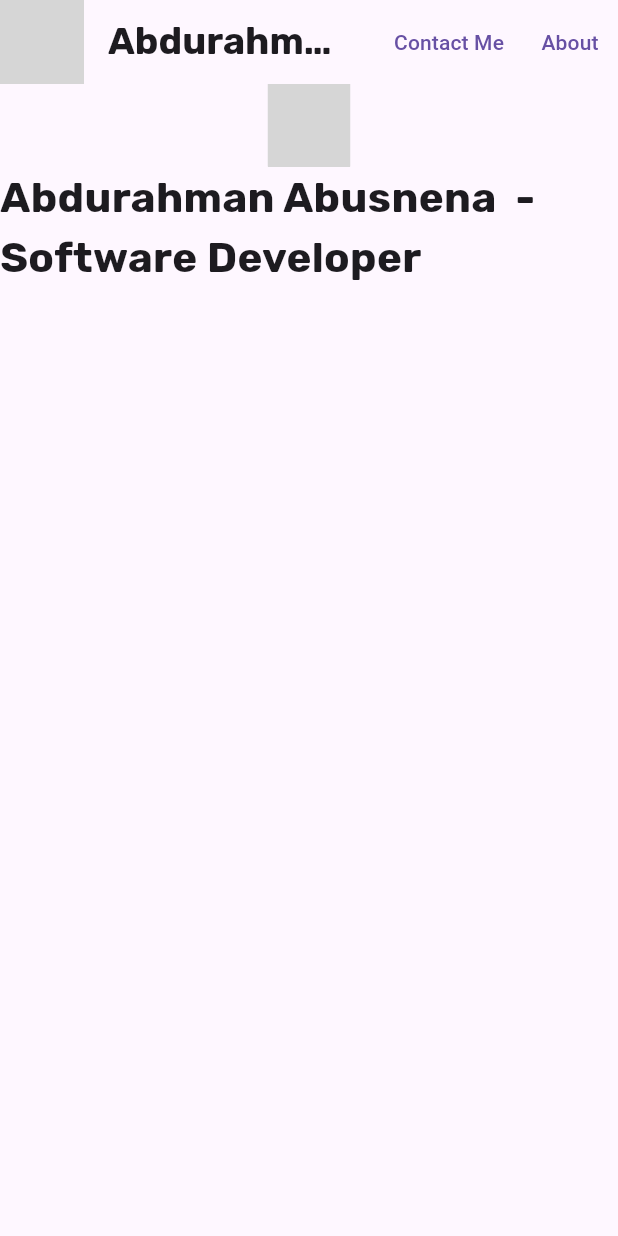
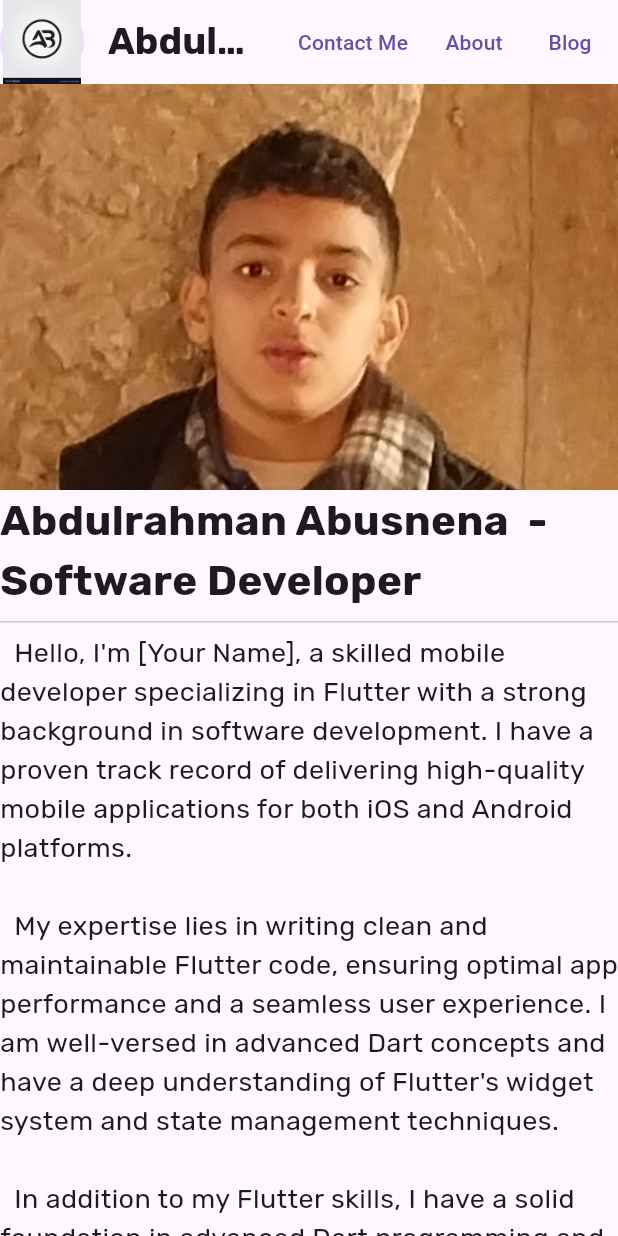
Before and after one commit to AbdulrahmanAbusnena/abdul-portofolio, a Flutter app: the screen it shows after launch, on a phone screen of 412 x 824 dp. Run offline on Flutter 3.47's test engine with Material 3 defaults, Android fonts, the phone set to English and light mode, and no system bars; our stand-ins replace google_fonts; grey boxes are pictures that could not be loaded.

Commit message:
git commit

```diff
--- a/lib/homepage.dart
+++ b/lib/homepage.dart
@@ -1,7 +1,9 @@
 import 'package:flutter/material.dart';
+//import 'package:abdul/main.dart';
+import 'package:google_fonts/google_fonts.dart';
+import 'package:abdul/overview.dart';
 
-import 'package:google_fonts/google_fonts.dart';
-import 'package:flutter_svg/flutter_svg.dart';
+// import 'package:flutter_svg/flutter_svg.dart';
 
 class HomePage extends StatefulWidget {
   const HomePage({super.key});
@@ -11,7 +13,7 @@ class HomePage extends StatefulWidget {
 }
 
 class _HomePageState extends State<HomePage> {
-  final name = 'Abdurahman Abusnena';
+  final name = 'Abdulrahman Abusnena';
   final jobTitle = 'Software Developer';
 
   final intro = '';
@@ -28,51 +30,67 @@ class _HomePageState extends State<HomePage> {
     return Scaffold(
       appBar: AppBar(
         title: Text(
-          '$name',
+          name,
           style: GoogleFonts.rubik(fontWeight: FontWeight.bold, fontSize: 25),
         ),
         centerTitle: true,
         leading: CircleAvatar(
-          child: SvgPicture.asset(
+          child: Image.asset(
             'assets/ab.jpg',
           ),
         ),
         actions: [
-          TextButton(onPressed: () {}, child: Text('Contact Me')),
-          TextButton(onPressed: () {}, child: Text('About')),
+          TextButton(
+              onPressed: () {
+                // ignore: avoid_print
+                print('Contact Me is Pressed');
+              },
+              child: const Text('Contact Me')),
+          TextButton(
+              onPressed: () {
+                // ignore: avoid_print
+              },
+              child: const Text('About')),
+          TextButton(
+            onPressed: () {},
+            child: const Text('Blog'),
+          )
         ],
       ),
-      body: Container(
-        child: Column(
-          // crossAxisAlignment: CrossAxisAlignment.start,
+      body: Column(
+        crossAxisAlignment: CrossAxisAlignment.start,
         children: [
           Column(
-              crossAxisAlignment: CrossAxisAlignment.center,
+            //  crossAxisAlignment: CrossAxisAlignment.start,
             children: [
-                SvgPicture.asset(
+              Image.asset(
                 'assets/abdul.png',
-                  height: 55,
-                  width: 55,
+                // height: 55,
+                // width: 55,
               ),
             ],
           ),
-            Center(
-              child: Text(
+          Text(
             '$name  - $jobTitle',
             style: GoogleFonts.rubik(
               fontSize: 28,
               fontWeight: FontWeight.bold,
             ),
           ),
+          Divider(),
+          Container(
+              alignment: Alignment.center,
+              decoration: BoxDecoration(
+                borderRadius: BorderRadius.circular(10),
               ),
-            const Column(
-              mainAxisAlignment: MainAxisAlignment.center,
+              child: Column(
+                  crossAxisAlignment: CrossAxisAlignment.center,
                   children: [
-                Text(''),
+                    Text(overview,
+                        style: GoogleFonts.rubik(
+                            fontSize: 18, fontWeight: FontWeight.normal)),
+                  ]))
         ],
-            )
-          ],
-        ),
       ),
     );
   }
--- /dev/null
+++ b/lib/overview.dart
@@ -0,0 +1,17 @@
+String overview = '''
+  Hello, I'm [Your Name], a skilled mobile developer specializing in Flutter with a strong background in software development. I have a proven track record of delivering high-quality mobile applications for both iOS and Android platforms.
+
+  My expertise lies in writing clean and maintainable Flutter code, ensuring optimal app performance and a seamless user experience. I am well-versed in advanced Dart concepts and have a deep understanding of Flutter's widget system and state management techniques.
+
+  In addition to my Flutter skills, I have a solid foundation in advanced Dart programming and C++. This knowledge empowers me to tackle complex mobile development challenges and optimize app performance when necessary.
+
+  I am experienced in utilizing various software development methodologies, including both Waterfall and Agile approaches. I am adept at following traditional Waterfall methodologies for projects that require a more structured and sequential development process. Moreover, I excel in Agile methodologies such as Scrum, which allows for iterative and flexible development while ensuring effective collaboration and timely delivery.
+
+  I am well-versed in version control systems, particularly Git and GitHub, which enable efficient code collaboration, branching, and merging across development teams. I have hands-on experience in utilizing Git and GitHub for code versioning, code reviews, and managing project repositories.
+
+  Additionally, I am proficient in utilizing project management tools like Jira and Notion. These tools aid in organizing tasks, tracking project progress, and facilitating effective communication within development teams.
+
+  As a mobile developer, I am committed to staying updated with the latest industry trends and continuously enhancing my skills. I am passionate about creating robust and innovative mobile solutions.
+
+  If you have an exciting mobile project or collaboration opportunity, I would be thrilled to discuss it further. Thank you!
+''';
```
Lines whose indentation alone changed are shown as unchanged.
